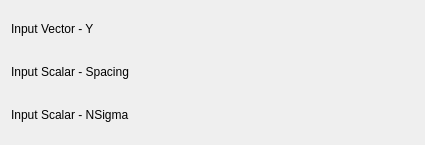
First picture: the form in src/plugins/filters/despike/filterdespikeconfig.ui, repository Kst-plot/kst, before the edit.
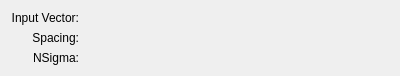
Second picture: the form after the edit. Custom widgets are drawn as their Qt base class.

Patch:
```diff
--- a/src/plugins/filters/despike/filterdespikeconfig.ui
+++ b/src/plugins/filters/despike/filterdespikeconfig.ui
@@ -1,12 +1,12 @@
 <ui version="4.0" >
  <class>FilterDespikeConfig</class>
- <widget class="QWidget" name="FilterDespikeConfig" >
-  <property name="geometry" >
+ <widget class="QWidget" name="FilterDespikeConfig">
+  <property name="geometry">
    <rect>
     <x>0</x>
     <y>0</y>
-    <width>425</width>
-    <height>145</height>
+    <width>400</width>
+    <height>75</height>
    </rect>
   </property>
   <property name="minimumSize" >
@@ -15,125 +15,83 @@
     <height>0</height>
    </size>
   </property>
-  <layout class="QVBoxLayout" name="verticalLayout" >
-   <item>
-    <layout class="QHBoxLayout" name="horizontalLayout_3" >
-     <item>
-      <widget class="QLabel" name="label_3" >
-       <property name="sizePolicy" >
-        <sizepolicy vsizetype="Fixed" hsizetype="Fixed" >
+  <layout class="QGridLayout" name="gridLayout">
+   <item row="0" column="0">
+    <widget class="QLabel" name="label_3">
+     <property name="sizePolicy">
+      <sizepolicy hsizetype="Fixed" vsizetype="Fixed">
          <horstretch>0</horstretch>
          <verstretch>0</verstretch>
         </sizepolicy>
        </property>
-       <property name="text" >
-        <string>Input Vector - Y</string>
-       </property>
-       <property name="wordWrap" >
+     <property name="text">
+      <string>Input Vector:</string>
+     </property>
+     <property name="alignment">
+      <set>Qt::AlignRight|Qt::AlignTrailing|Qt::AlignVCenter</set>
+     </property>
+     <property name="wordWrap">
         <bool>false</bool>
        </property>
       </widget>
      </item>
-     <item>
-      <spacer name="horizontalSpacer" >
-       <property name="orientation" >
-        <enum>Qt::Horizontal</enum>
-       </property>
-       <property name="sizeHint" stdset="0" >
-        <size>
-         <width>40</width>
-         <height>20</height>
-        </size>
-       </property>
-      </spacer>
-     </item>
-     <item>
-      <widget class="Kst::VectorSelector" native="1" name="_vector" >
-       <property name="sizePolicy" >
-        <sizepolicy vsizetype="Preferred" hsizetype="Expanding" >
+   <item row="0" column="1">
+    <widget class="Kst::VectorSelector" name="_vector" native="true">
+     <property name="sizePolicy">
+      <sizepolicy hsizetype="Expanding" vsizetype="Preferred">
          <horstretch>0</horstretch>
          <verstretch>0</verstretch>
         </sizepolicy>
        </property>
       </widget>
      </item>
-    </layout>
-   </item>
-   <item>
-    <layout class="QHBoxLayout" name="horizontalLayout_2" >
-     <item>
-      <widget class="QLabel" name="label_4" >
-       <property name="sizePolicy" >
-        <sizepolicy vsizetype="Fixed" hsizetype="Fixed" >
+   <item row="1" column="0">
+    <widget class="QLabel" name="label_4">
+     <property name="sizePolicy">
+      <sizepolicy hsizetype="Preferred" vsizetype="Fixed">
          <horstretch>0</horstretch>
          <verstretch>0</verstretch>
         </sizepolicy>
        </property>
-       <property name="text" >
-        <string>Input Scalar - Spacing</string>
-       </property>
-       <property name="wordWrap" >
+     <property name="text">
+      <string>Spacing:</string>
+     </property>
+     <property name="alignment">
+      <set>Qt::AlignRight|Qt::AlignTrailing|Qt::AlignVCenter</set>
+     </property>
+     <property name="wordWrap">
         <bool>false</bool>
        </property>
       </widget>
      </item>
-     <item>
-      <spacer name="horizontalSpacer_2" >
-       <property name="orientation" >
-        <enum>Qt::Horizontal</enum>
-       </property>
-       <property name="sizeHint" stdset="0" >
-        <size>
-         <width>40</width>
-         <height>20</height>
-        </size>
-       </property>
-      </spacer>
-     </item>
-     <item>
-      <widget class="Kst::ScalarSelector" native="1" name="_scalarSpacing" />
-     </item>
-    </layout>
-   </item>
-   <item>
-    <layout class="QHBoxLayout" name="horizontalLayout" >
-     <item>
-      <widget class="QLabel" name="label_5" >
-       <property name="sizePolicy" >
-        <sizepolicy vsizetype="Fixed" hsizetype="Fixed" >
+   <item row="1" column="1">
+    <widget class="Kst::ScalarSelector" name="_scalarSpacing" native="true"/>
+   </item>
+   <item row="2" column="0">
+    <widget class="QLabel" name="label_5">
+     <property name="sizePolicy">
+      <sizepolicy hsizetype="Preferred" vsizetype="Fixed">
          <horstretch>0</horstretch>
          <verstretch>0</verstretch>
         </sizepolicy>
        </property>
-       <property name="text" >
-        <string>Input Scalar - NSigma</string>
-       </property>
-       <property name="wordWrap" >
+     <property name="text">
+      <string>NSigma:</string>
+     </property>
+     <property name="alignment">
+      <set>Qt::AlignRight|Qt::AlignTrailing|Qt::AlignVCenter</set>
+     </property>
+     <property name="wordWrap">
         <bool>false</bool>
        </property>
       </widget>
      </item>
-     <item>
-      <spacer name="horizontalSpacer_3" >
-       <property name="orientation" >
-        <enum>Qt::Horizontal</enum>
-       </property>
-       <property name="sizeHint" stdset="0" >
-        <size>
-         <width>40</width>
-         <height>20</height>
-        </size>
-       </property>
-      </spacer>
-     </item>
-     <item>
-      <widget class="Kst::ScalarSelector" native="1" name="_scalarNSigma" />
-     </item>
-    </layout>
-   </item>
-  </layout>
+   <item row="2" column="1">
+    <widget class="Kst::ScalarSelector" name="_scalarNSigma" native="true"/>
+   </item>
+  </layout>
  </widget>
- <layoutdefault spacing="6" margin="11" />
+ <layoutdefault spacing="6" margin="11"/>
  <pixmapfunction>qPixmapFromMimeSource</pixmapfunction>
  <customwidgets>
   <customwidget>
```
Left out of the diff: 5 changed lines with no effect on the pictures. Lines whose indentation alone changed are shown as unchanged.
